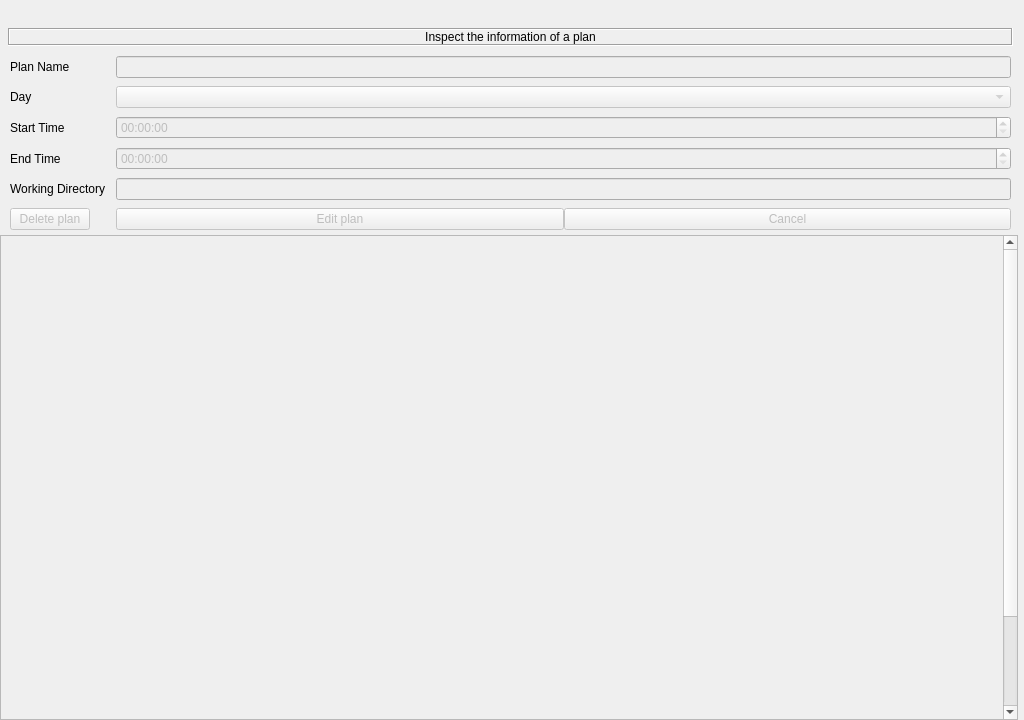
Before: the Qt Designer form mainwindow.ui in qwertyhoge/timetable_qt, drawn with Qt 5.
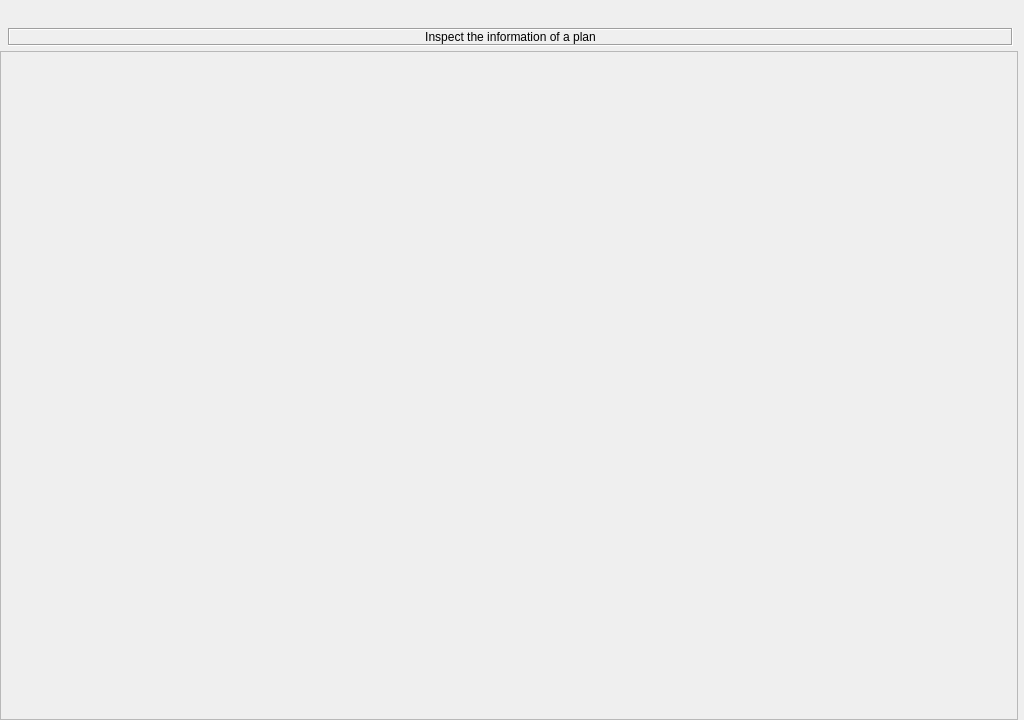
After: the same form once the commit is applied. Custom widgets are drawn as their Qt base class.

Commit message: #14 [CHANGE] replaced the ui based inspect form to source based one

Diff of the .ui file:
```diff
--- a/mainwindow.ui
+++ b/mainwindow.ui
@@ -115,188 +115,6 @@
            </property>
           </widget>
          </item>
-         <item>
-          <layout class="QFormLayout" name="inspectForm">
-           <property name="verticalSpacing">
-            <number>8</number>
-           </property>
-           <property name="leftMargin">
-            <number>2</number>
-           </property>
-           <property name="rightMargin">
-            <number>2</number>
-           </property>
-           <item row="2" column="0">
-            <widget class="QLabel" name="inspectNameLabel">
-             <property name="text">
-              <string>Plan Name</string>
-             </property>
-            </widget>
-           </item>
-           <item row="2" column="1">
-            <widget class="QLineEdit" name="inspectNameLine">
-             <property name="enabled">
-              <bool>false</bool>
-             </property>
-             <property name="readOnly">
-              <bool>false</bool>
-             </property>
-            </widget>
-           </item>
-           <item row="3" column="0">
-            <widget class="QLabel" name="inspectDayLabel">
-             <property name="text">
-              <string>Day</string>
-             </property>
-            </widget>
-           </item>
-           <item row="3" column="1">
-            <widget class="QComboBox" name="inspectDayCombo">
-             <property name="enabled">
-              <bool>false</bool>
-             </property>
-             <property name="currentIndex">
-              <number>-1</number>
-             </property>
-             <item>
-              <property name="text">
-               <string>Sunday</string>
-              </property>
-             </item>
-             <item>
-              <property name="text">
-               <string>Monday</string>
-              </property>
-             </item>
-             <item>
-              <property name="text">
-               <string>Tuesday</string>
-              </property>
-             </item>
-             <item>
-              <property name="text">
-               <string>Wednesday</string>
-              </property>
-             </item>
-             <item>
-              <property name="text">
-               <string>Thirsday</string>
-              </property>
-             </item>
-             <item>
-              <property name="text">
-               <string>Friday</string>
-              </property>
-             </item>
-             <item>
-              <property name="text">
-               <string>Saturday</string>
-              </property>
-             </item>
-            </widget>
-           </item>
-           <item row="4" column="0">
-            <widget class="QLabel" name="inspectStartLabel">
-             <property name="text">
-              <string>Start Time</string>
-             </property>
-            </widget>
-           </item>
-           <item row="4" column="1">
-            <widget class="QTimeEdit" name="inspectStartTime">
-             <property name="enabled">
-              <bool>false</bool>
-             </property>
-             <property name="readOnly">
-              <bool>false</bool>
-             </property>
-            </widget>
-           </item>
-           <item row="5" column="0">
-            <widget class="QLabel" name="inspectEndLabel">
-             <property name="text">
-              <string>End Time</string>
-             </property>
-            </widget>
-           </item>
-           <item row="5" column="1">
-            <widget class="QTimeEdit" name="inspectEndTime">
-             <property name="enabled">
-              <bool>false</bool>
-             </property>
-             <property name="readOnly">
-              <bool>false</bool>
-             </property>
-            </widget>
-           </item>
-           <item row="8" column="0">
-            <widget class="QPushButton" name="deleteButton">
-             <property name="enabled">
-              <bool>false</bool>
-             </property>
-             <property name="text">
-              <string>Delete plan</string>
-             </property>
-             <property name="iconSize">
-              <size>
-               <width>15</width>
-               <height>16</height>
-              </size>
-             </property>
-            </widget>
-           </item>
-           <item row="8" column="1">
-            <layout class="QHBoxLayout" name="horizontalLayout_2">
-             <item>
-              <widget class="QPushButton" name="editButton">
-               <property name="enabled">
-                <bool>false</bool>
-               </property>
-               <property name="sizePolicy">
-                <sizepolicy hsizetype="Minimum" vsizetype="Fixed">
-                 <horstretch>0</horstretch>
-                 <verstretch>0</verstretch>
-                </sizepolicy>
-               </property>
-               <property name="text">
-                <string>Edit plan</string>
-               </property>
-               <property name="iconSize">
-                <size>
-                 <width>16</width>
-                 <height>16</height>
-                </size>
-               </property>
-              </widget>
-             </item>
-             <item>
-              <widget class="QPushButton" name="editCancelButton">
-               <property name="enabled">
-                <bool>false</bool>
-               </property>
-               <property name="text">
-                <string>Cancel</string>
-               </property>
-              </widget>
-             </item>
-            </layout>
-           </item>
-           <item row="6" column="0">
-            <widget class="QLabel" name="inspectDirLabel">
-             <property name="text">
-              <string>Working Directory</string>
-             </property>
-            </widget>
-           </item>
-           <item row="6" column="1">
-            <widget class="QLineEdit" name="inspectDirLine">
-             <property name="enabled">
-              <bool>false</bool>
-             </property>
-            </widget>
-           </item>
-          </layout>
-         </item>
         </layout>
        </item>
        <item>
@@ -315,8 +133,8 @@
            <rect>
             <x>0</x>
             <y>0</y>
-            <width>999</width>
-            <height>600</height>
+            <width>1016</width>
+            <height>640</height>
            </rect>
           </property>
           <property name="sizePolicy">
```
Left out of the diff: 9 changed lines with no effect on the pictures. The commit also changes 4 other files.
